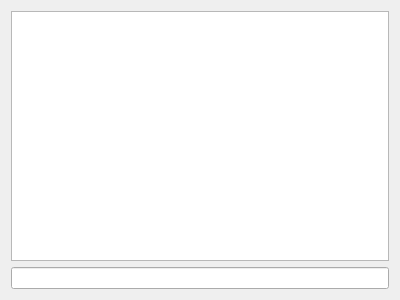
Before: the Qt Designer form INSTANT-MAGNORMO/conversationwidget.ui in cbranch/INSTANT-MAGNORMO, drawn with Qt 5.
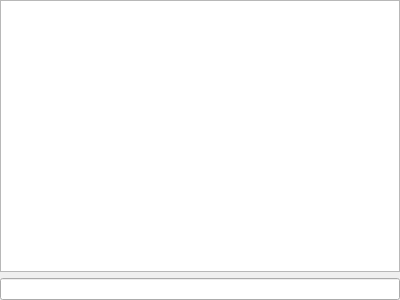
After: the same form once the commit is applied.

Diff of the .ui file:
```diff
--- a/INSTANT-MAGNORMO/conversationwidget.ui
+++ b/INSTANT-MAGNORMO/conversationwidget.ui
@@ -14,6 +14,9 @@
    <string>Form</string>
   </property>
   <layout class="QVBoxLayout" name="verticalLayout">
+   <property name="margin">
+    <number>0</number>
+   </property>
    <item>
     <widget class="QTextEdit" name="textEdit">
      <property name="undoRedoEnabled">
```
